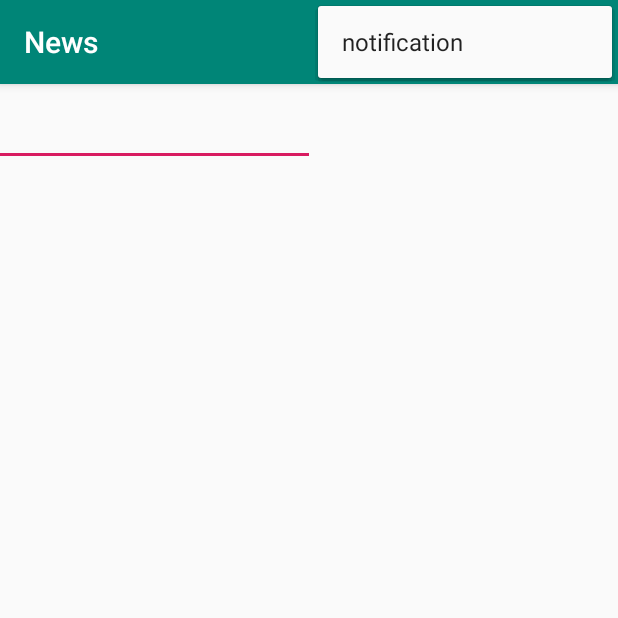
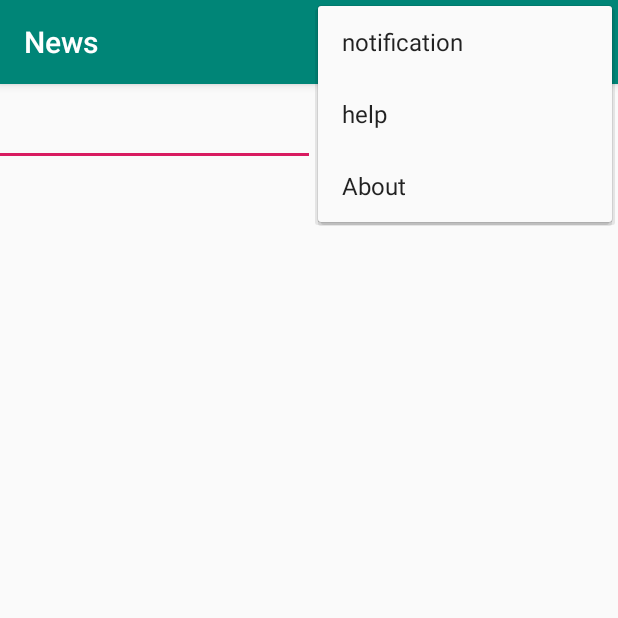
Before and after one commit to RiyadHennaoui/News, an Android app: the screen it shows after launch (MainActivity), with the options menu open, on a phone screen of 412 x 824 dp, the top half of it. Run offline under Robolectric (Android 15) with nearby library versions, the phone set to English and light mode, and no system bars; pictures from the network do not load; 1 statement that could not run was skipped.

Commit message:
Help and About menu added

```diff
--- a/app/src/main/res/menu/articles_menu.xml
+++ b/app/src/main/res/menu/articles_menu.xml
@@ -2,16 +2,24 @@
 <menu xmlns:android="http://schemas.android.com/apk/res/android"
     xmlns:app="http://schemas.android.com/apk/res-auto">
 
-    <item android:id="@+id/menu_min"
+    <item
+        android:id="@+id/menu_min"
         android:title="@string/notification"
-        android:titleCondensed="@string/help"
+        app:showAsAction="never" />
+    <item
+        android:id="@+id/menu_help"
+        android:title="@string/help"
+        app:showAsAction="never" />
+    <item
+        android:id="@+id/menu_about"
+        android:title="@string/about"
+        app:showAsAction="never" />
 
-        app:showAsAction="never"/>
-
-    <item android:id="@+id/search_btn"
+    <item
+        android:id="@+id/search_btn"
+        android:icon="@drawable/baseline_search_white_48"
         android:title="@string/search"
-        android:icon="@drawable/baseline_search_white_48"
-        app:showAsAction="always"/>
+        app:showAsAction="always" />
 
 
 </menu>
--- a/app/src/main/res/values/strings.xml
+++ b/app/src/main/res/values/strings.xml
@@ -3,4 +3,5 @@
     <string name="notification">notification</string>
     <string name="search">search</string>
     <string name="help">help</string>
+    <string name="about">About</string>
 </resources>
```
